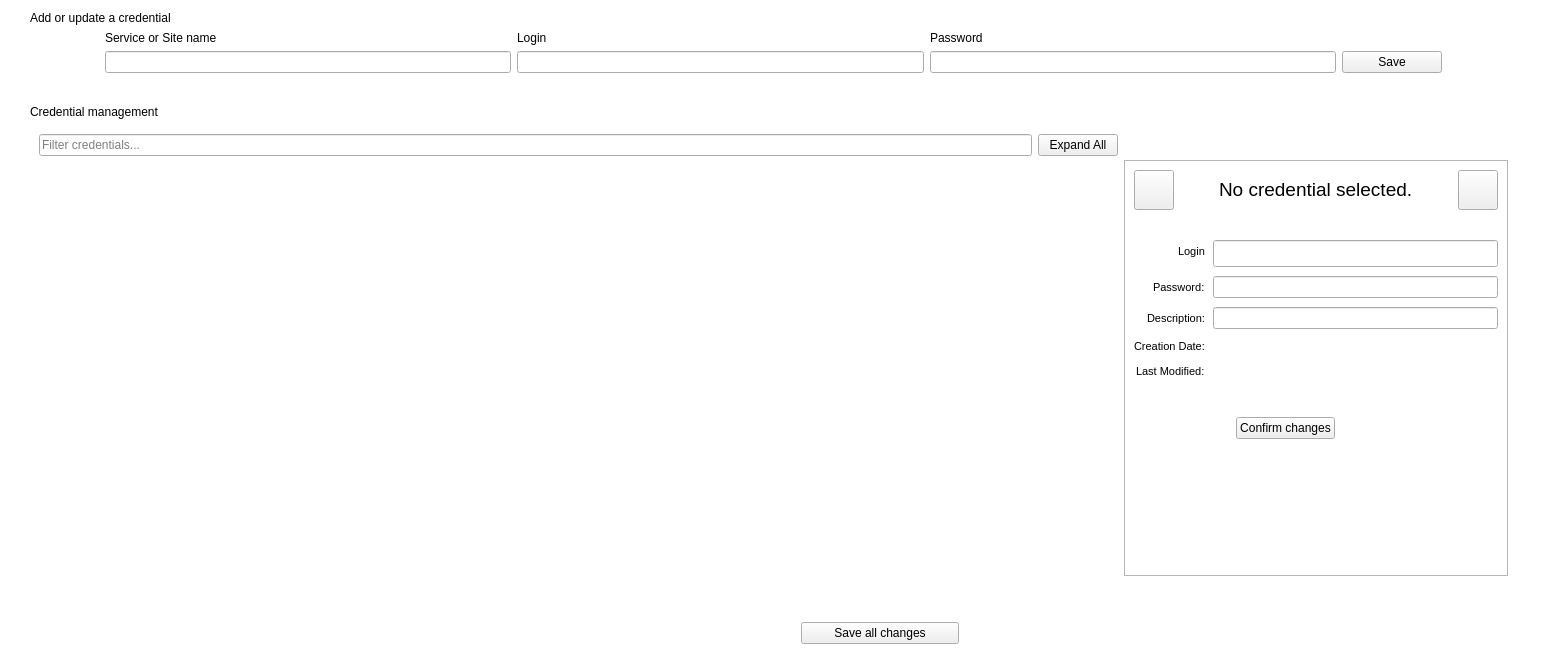
mooltipass/moolticute, file src/CredentialsManagement.ui: the form before one commit.
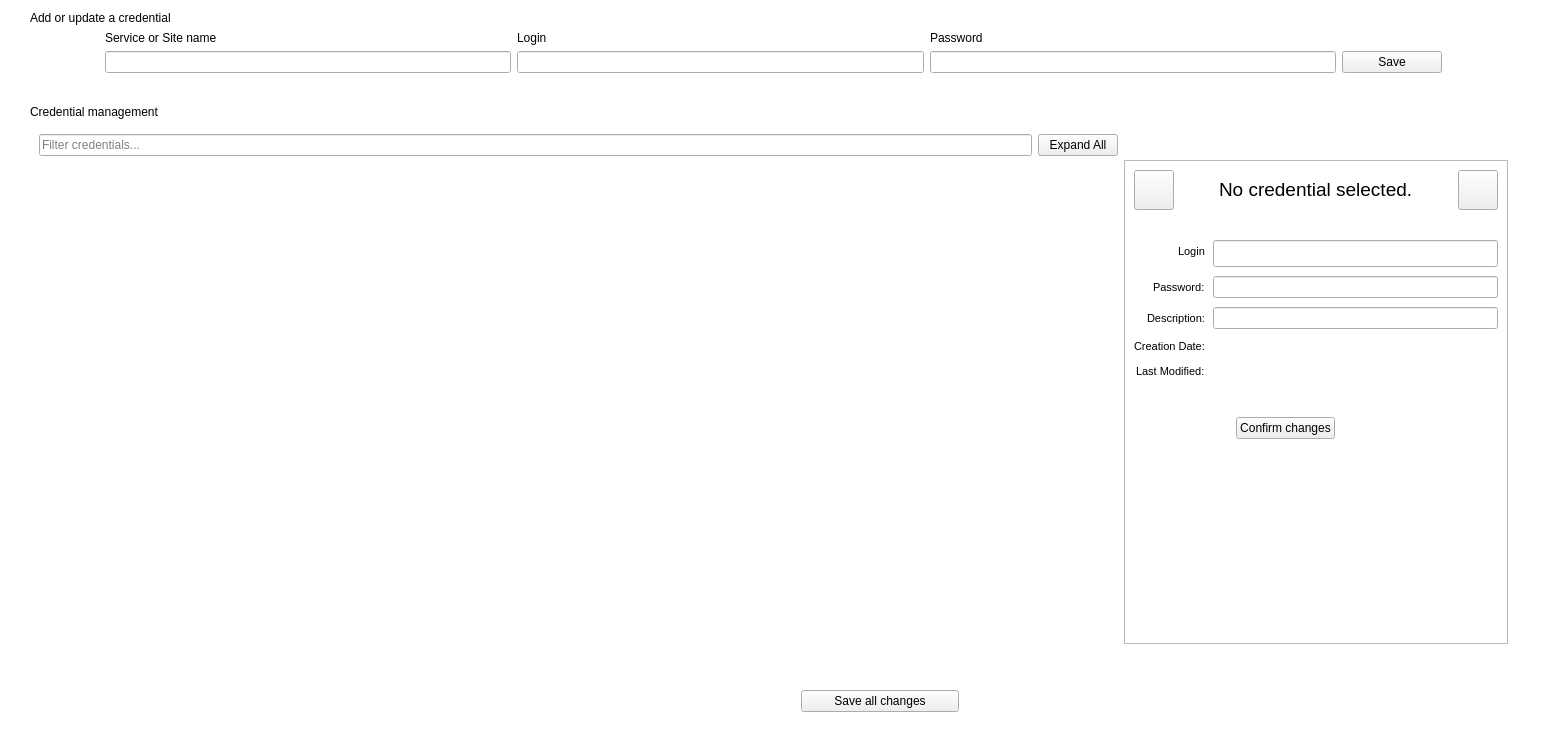
The form after the commit. Icons and pictures are not drawn. Custom widgets are drawn as their Qt base class.

```diff
--- a/src/CredentialsManagement.ui
+++ b/src/CredentialsManagement.ui
@@ -7,7 +7,7 @@
     <x>0</x>
     <y>0</y>
     <width>1547</width>
-    <height>664</height>
+    <height>732</height>
    </rect>
   </property>
   <property name="windowTitle">
```
Left out of the diff: 4 changed lines with no effect on the pictures.
